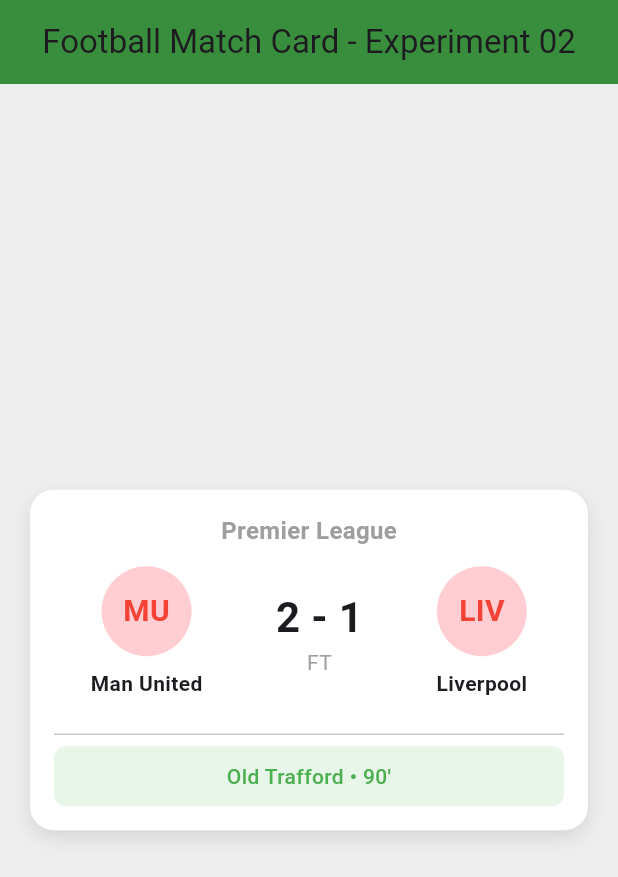
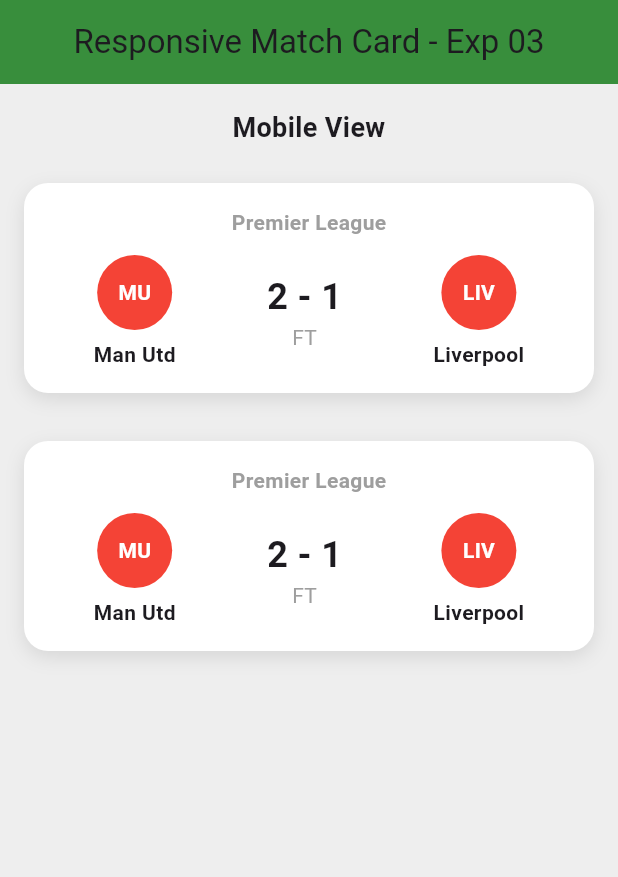
Before and after one commit to paturisridevi66-git/Football-Match-Prediction-System, a Flutter app: the screen it shows after launch, on a phone screen of 412 x 824 dp. Shown: the top 877 px of the screen. Run offline on Flutter 3.47's test engine with Material 3 defaults, Android fonts, the phone set to English and light mode, and no system bars.

Commit message:
Experiment-03: Responsive UI completed

```diff
--- a/lib/main.dart
+++ b/lib/main.dart
@@ -14,25 +14,131 @@
       home: Scaffold(
         backgroundColor: Colors.grey[200],
         appBar: AppBar(
-          title: const Text("Football Match Card - Experiment 02"),
+          title: const Text("Responsive Match Card - Exp 03"),
           backgroundColor: Colors.green[700],
           centerTitle: true,
         ),
-        body: Center(
-          child: MatchCard(),
-        ),
+        body: const ResponsiveMatchScreen(),
       ),
     );
   }
 }
 
+class ResponsiveMatchScreen extends StatelessWidget {
+  const ResponsiveMatchScreen({super.key});
+
+  @override
+  Widget build(BuildContext context) {
+    // Get screen width
+    double screenWidth = MediaQuery.of(context).size.width;
+
+    // Decide layout based on screen size
+    if (screenWidth < 600) {
+      // Mobile layout
+      return const MobileLayout();
+    } else if (screenWidth < 1000) {
+      // Tablet layout
+      return const TabletLayout();
+    } else {
+      // Desktop layout
+      return const DesktopLayout();
+    }
+  }
+}
+
+// ==================== MOBILE LAYOUT ====================
+class MobileLayout extends StatelessWidget {
+  const MobileLayout({super.key});
+
+  @override
+  Widget build(BuildContext context) {
+    return ListView(
+      padding: const EdgeInsets.all(16),
+      children: const [
+        Text(
+          "Mobile View",
+          style: TextStyle(fontSize: 18, fontWeight: FontWeight.bold),
+          textAlign: TextAlign.center,
+        ),
+        SizedBox(height: 16),
+        MatchCard(),
+        SizedBox(height: 16),
+        MatchCard(),
+      ],
+    );
+  }
+}
+
+// ==================== TABLET LAYOUT ====================
+class TabletLayout extends StatelessWidget {
+  const TabletLayout({super.key});
+
+  @override
+  Widget build(BuildContext context) {
+    return Padding(
+      padding: const EdgeInsets.all(20),
+      child: Column(
+        children: [
+          const Text(
+            "Tablet View",
+            style: TextStyle(fontSize: 20, fontWeight: FontWeight.bold),
+          ),
+          const SizedBox(height: 20),
+          Expanded(
+            child: Row(
+              children: const [
+                Expanded(child: MatchCard()),
+                SizedBox(width: 20),
+                Expanded(child: MatchCard()),
+              ],
+            ),
+          ),
+        ],
+      ),
+    );
+  }
+}
+
+// ==================== DESKTOP LAYOUT ====================
+class DesktopLayout extends StatelessWidget {
+  const DesktopLayout({super.key});
+
+  @override
+  Widget build(BuildContext context) {
+    return Padding(
+      padding: const EdgeInsets.all(30),
+      child: Column(
+        children: [
+          const Text(
+            "Desktop View",
+            style: TextStyle(fontSize: 22, fontWeight: FontWeight.bold),
+          ),
+          const SizedBox(height: 30),
+          Expanded(
+            child: Row(
+              children: const [
+                Expanded(child: MatchCard()),
+                SizedBox(width: 20),
+                Expanded(child: MatchCard()),
+                SizedBox(width: 20),
+                Expanded(child: MatchCard()),
+              ],
+            ),
+          ),
+        ],
+      ),
+    );
+  }
+}
+
+// ==================== MATCH CARD ====================
 class MatchCard extends StatelessWidget {
   const MatchCard({super.key});
 
   @override
   Widget build(BuildContext context) {
     return Container(
-      margin: const EdgeInsets.all(20),
+      margin: const EdgeInsets.symmetric(vertical: 8),
       padding: const EdgeInsets.all(16),
       decoration: BoxDecoration(
         color: Colors.white,
@@ -41,128 +147,63 @@
           BoxShadow(
             color: Colors.black.withOpacity(0.1),
             blurRadius: 10,
-            offset: const Offset(0, 5),
+            offset: const Offset(0, 4),
           ),
         ],
       ),
       child: Column(
         mainAxisSize: MainAxisSize.min,
         children: [
-          // League name
           const Text(
             "Premier League",
-            style: TextStyle(
-              fontSize: 16,
-              fontWeight: FontWeight.bold,
-              color: Colors.grey,
-            ),
+            style: TextStyle(color: Colors.grey, fontWeight: FontWeight.bold),
           ),
           const SizedBox(height: 12),
-
-          // Teams Row
           Row(
             mainAxisAlignment: MainAxisAlignment.spaceAround,
             children: [
-              // Home Team
+              // Home
               Column(
                 children: [
                   Container(
-                    width: 60,
-                    height: 60,
-                    decoration: BoxDecoration(
-                      color: Colors.red[100],
+                    width: 50,
+                    height: 50,
+                    decoration: const BoxDecoration(
+                      color: Colors.red,
                       shape: BoxShape.circle,
                     ),
                     child: const Center(
-                      child: Text(
-                        "MU",
-                        style: TextStyle(
-                          fontSize: 20,
-                          fontWeight: FontWeight.bold,
-                          color: Colors.red,
-                        ),
-                      ),
+                      child: Text("MU", style: TextStyle(color: Colors.white, fontWeight: FontWeight.bold)),
                     ),
                   ),
-                  const SizedBox(height: 8),
-                  const Text(
-                    "Man United",
-                    style: TextStyle(fontWeight: FontWeight.w600),
-                  ),
+                  const SizedBox(height: 6),
+                  const Text("Man Utd", style: TextStyle(fontWeight: FontWeight.w600)),
                 ],
               ),
-
               // Score
               const Column(
                 children: [
-                  Text(
-                    "2 - 1",
-                    style: TextStyle(
-                      fontSize: 28,
-                      fontWeight: FontWeight.bold,
-                    ),
-                  ),
-                  Text(
-                    "FT",
-                    style: TextStyle(
-                      color: Colors.grey,
-                      fontSize: 14,
-                    ),
-                  ),
+                  Text("2 - 1", style: TextStyle(fontSize: 24, fontWeight: FontWeight.bold)),
+                  Text("FT", style: TextStyle(color: Colors.grey)),
                 ],
               ),
-
-              // Away Team
+              // Away
               Column(
                 children: [
                   Container(
-                    width: 60,
-                    height: 60,
-                    decoration: BoxDecoration(
-                      color: Colors.red[100],
+                    width: 50,
+                    height: 50,
+                    decoration: const BoxDecoration(
+                      color: Colors.red,
                       shape: BoxShape.circle,
                     ),
                     child: const Center(
-                      child: Text(
-                        "LIV",
-                        style: TextStyle(
-                          fontSize: 20,
-                          fontWeight: FontWeight.bold,
-                          color: Colors.red,
-                        ),
-                      ),
+                      child: Text("LIV", style: TextStyle(color: Colors.white, fontWeight: FontWeight.bold)),
                     ),
                   ),
-                  const SizedBox(height: 8),
-                  const Text(
-                    "Liverpool",
-                    style: TextStyle(fontWeight: FontWeight.w600),
-                  ),
+                  const SizedBox(height: 6),
+                  const Text("Liverpool", style: TextStyle(fontWeight: FontWeight.w600)),
                 ],
-              ),
-            ],
-          ),
-
-          const SizedBox(height: 16),
-          const Divider(),
-
-          // Bottom info using Stack example
-          Stack(
-            alignment: Alignment.center,
-            children: [
-              Container(
-                height: 40,
-                decoration: BoxDecoration(
-                  color: Colors.green[50],
-                  borderRadius: BorderRadius.circular(8),
-                ),
-              ),
-              const Text(
-                "Old Trafford • 90'",
-                style: TextStyle(
-                  fontWeight: FontWeight.w500,
-                  color: Colors.green,
-                ),
               ),
             ],
           ),
```
Also changed, not shown: Experiment-03-Responsive-UI/main.dart (added, +214 -0 lines).
